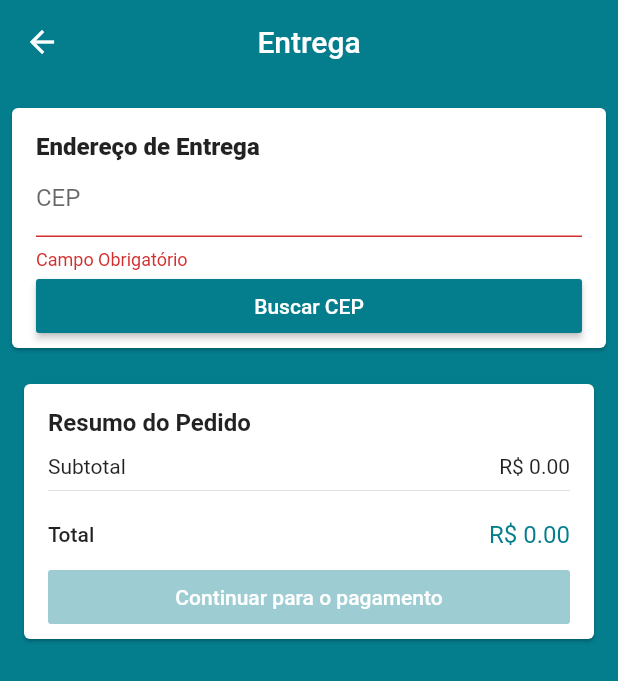
After one commit to kostiago/loja_online, a Flutter app: the AddressScreen screen opened by its route, after a tap on "Buscar CEP", on a phone screen of 412 x 824 dp. The commit adds this screen. Shown: the top 681 px of the screen. Run offline on Flutter 3.47's test engine with Material 2 defaults, Android fonts, the phone set to English and light mode, and no system bars; our stand-ins replace brasil_fields, carousel_pro, cloud_firestore, dio, firebase_auth, firebase_storage and 4 more; missing offline and left inert: alphabet_list_scroll_view; accounts and stored records are empty.

Commit message:
new cep classes!!

```diff
--- a/lib/common/custom_icon_buttom.dart
+++ b/lib/common/custom_icon_buttom.dart
@@ -3,11 +3,12 @@ import 'package:flutter/material.dart';
 
 class CustomIconButton extends StatelessWidget{
 
-  const CustomIconButton({this.iconData, this.color, this.onTap});
+  const CustomIconButton({this.iconData, this.color, this.onTap, this.size});
 
   final IconData iconData;
   final Color color;
   final VoidCallback onTap;
+  final double size;
 
   @override
   Widget build(BuildContext context) {
@@ -22,6 +23,7 @@ class CustomIconButton extends StatelessWidget{
             child: Icon(
               iconData,
               color: onTap != null ? color : Colors.grey[400],
+              size: size ?? 24,
             ),
           ),
         ),
--- a/lib/common/price_card.dart
+++ b/lib/common/price_card.dart
@@ -13,6 +13,8 @@ class PriceCard extends StatelessWidget {
   Widget build(BuildContext context) {
     final cartManager = context.watch<CartManager>();
     final productsPrice = cartManager.productsPrice;
+    final deliveryPrice = cartManager.deliveryPrice;
+    final totalPrice = cartManager.totalPrice;
 
     return Card(
       margin: const EdgeInsets.symmetric(horizontal: 16, vertical: 8),
@@ -37,10 +39,18 @@ class PriceCard extends StatelessWidget {
                 Text('R\$ ${productsPrice.toStringAsFixed(2)}')
               ],
             ),
-
-            //Frete Divider
             const Divider(),
-
+            if(deliveryPrice != null)
+              ...[
+                Row(
+                  mainAxisAlignment: MainAxisAlignment.spaceBetween,
+                  children: <Widget>[
+                    const Text('Entrega'),
+                    Text('R\$ ${deliveryPrice.toStringAsFixed(2)}')
+                  ],
+                ),
+                const Divider(),
+              ],
             const SizedBox(height: 12,),
             Row(
               mainAxisAlignment: MainAxisAlignment.spaceBetween,
@@ -49,7 +59,7 @@ class PriceCard extends StatelessWidget {
                   style: TextStyle(fontWeight: FontWeight.w500),
                 ),
                 Text(
-                  'R\$ ${productsPrice.toStringAsFixed(2)}',
+                  'R\$ ${totalPrice.toStringAsFixed(2)}',
                   style: TextStyle(
                     color: Theme.of(context).primaryColor,
                     fontSize: 16,
--- a/lib/main.dart
+++ b/lib/main.dart
@@ -5,6 +5,7 @@ import 'package:lojavirtual/models/home_manager.dart';
 import 'package:lojavirtual/models/product.dart';
 import 'package:lojavirtual/models/product_manager.dart';
 import 'package:lojavirtual/models/user_manager.dart';
+import 'package:lojavirtual/screens/adress/adress_screen.dart';
 import 'package:lojavirtual/screens/base/Product/product_screen.dart';
 import 'package:lojavirtual/screens/base/base_screen.dart';
 import 'package:lojavirtual/screens/base/cart/cart_screen.dart';
@@ -12,10 +13,13 @@ import 'package:lojavirtual/screens/base/login/login_screen.dart';
 import 'package:lojavirtual/screens/base/signup/signup_screen.dart';
 import 'package:lojavirtual/screens/edit_product/edit_product_screen.dart';
 import 'package:lojavirtual/screens/select_product/select_product_screen.dart';
+import 'package:lojavirtual/services/cepaberto_service.dart';
 import 'package:provider/provider.dart';
 
 void main() {
+
   runApp(MyApp());
+
 }
 class MyApp extends StatelessWidget {
   @override
@@ -82,6 +86,11 @@ class MyApp extends StatelessWidget {
                   builder: (_) => CartScreen()
               );
 
+            case '/address':
+              return MaterialPageRoute(
+                  builder: (_) => AddressScreen()
+              );
+
             case '/edit_product':
               return MaterialPageRoute(
                   builder: (_) => EditProductScreen(
--- /dev/null
+++ b/lib/models/address.dart
@@ -0,0 +1,43 @@
+class Address{
+
+  Address({this.street, this.number, this.complement, this.district,
+      this.zipCode, this.city, this.state, this.lat, this.long});
+
+  String street;
+  String number;
+  String complement;
+  String district;
+  String zipCode;
+  String city;
+  String state;
+
+  double lat;
+  double long;
+
+  Address.fromMap(Map<String,dynamic> map){
+    street = map['street'] as String;
+    number = map['number'] as String;
+    complement = map['complement'] as String;
+    district = map['district'] as String;
+    zipCode = map['zipCode'] as String;
+    city = map['city'] as String;
+    state = map['state'] as String;
+    lat = map['lat'] as double;
+    long = map['long'] as double;
+  }
+
+  Map<String, dynamic> toMap(){
+    return{
+      'street':street,
+      'number':number,
+      'complement':complement,
+      'district':district,
+      'zipCode':zipCode,
+      'city':city,
+      'state':state,
+      'lat':lat,
+      'long':long,
+    };
+  }
+
+}
--- /dev/null
+++ b/lib/screens/adress/adress_screen.dart
@@ -0,0 +1,33 @@
+import 'package:flutter/material.dart';
+import 'package:lojavirtual/common/price_card.dart';
+import 'package:lojavirtual/models/cart_manager.dart';
+import 'package:lojavirtual/screens/adress/components/address_card.dart';
+import 'package:provider/provider.dart';
+
+class  AddressScreen extends StatelessWidget {
+
+
+  @override
+  Widget build(BuildContext context) {
+    return Scaffold(
+      appBar: AppBar(
+        title: const Text('Entrega'),
+        centerTitle: true,
+      ),
+      body: ListView(
+        children: <Widget>[
+          AddressCard(),
+          Consumer<CartManager>(
+            builder: (_, cartManager, __){
+              return PriceCard(
+                buttonText: 'Continuar para o pagamento',
+                onPressed: cartManager.isAdressValid ? (){
+                } : null
+              );
+            },
+          ),
+        ],
+      ),
+    );
+  }
+}
--- /dev/null
+++ b/lib/screens/adress/components/address_card.dart
@@ -0,0 +1,41 @@
+import 'package:flutter/material.dart';
+import 'package:lojavirtual/models/address.dart';
+import 'package:lojavirtual/models/cart_manager.dart';
+import 'package:lojavirtual/screens/adress/components/address_input_field.dart';
+import 'package:lojavirtual/screens/adress/components/cep_input_field.dart';
+import 'package:provider/provider.dart';
+
+class  AddressCard extends StatelessWidget {
+
+  @override
+  Widget build(BuildContext context) {
+    return Card(
+      margin: const EdgeInsets.symmetric(vertical: 16, horizontal: 8),
+      child: Padding(
+        padding: const EdgeInsets.fromLTRB(16, 16, 16, 4),
+        child: Consumer<CartManager>(
+          builder: (_, cartManager,__){
+
+            final address = cartManager.address ?? Address();
+
+            return Form (
+              child: Column(
+                crossAxisAlignment: CrossAxisAlignment.start,
+                children: <Widget>[
+                  Text('Endereço de Entrega',
+                    style: TextStyle(
+                      fontWeight: FontWeight.w800,
+                      fontSize: 16,
+                    ),
+                  ),
+                  CepInputField(address),
+                  AddressInputField(address),
+                ],
+              ),
+            );
+          },
+        ),
+      ),
+    );
+  }
+}
--- /dev/null
+++ b/lib/screens/adress/components/address_input_field.dart
@@ -0,0 +1,173 @@
+import 'package:flutter/material.dart';
+import 'package:flutter/services.dart';
+import 'package:lojavirtual/models/address.dart';
+import 'package:lojavirtual/models/cart_manager.dart';
+import 'package:provider/provider.dart';
+
+class AddressInputField extends StatelessWidget {
+
+  const AddressInputField(this.address);
+
+  final Address address;
+
+  @override
+  Widget build(BuildContext context) {
+
+    final primaryColor = Theme.of(context).primaryColor;
+    final cartManager = context.watch<CartManager>();
+
+    String emptyValidator(String text) =>
+        text.isEmpty ? 'Campo Obrigatório' : null;
+
+    if(address.zipCode != null && cartManager.deliveryPrice == null)
+      return Column(
+        crossAxisAlignment: CrossAxisAlignment.stretch,
+        children: <Widget>[
+          TextFormField(
+            enabled: !cartManager.loading,
+            initialValue: address.street,
+            decoration: const InputDecoration(
+              isDense: true,
+              labelText: 'Rua/Avenida',
+              hintText: 'Av.Brasil',
+            ),
+            validator: emptyValidator,
+            onSaved: (t) => address.street = t,
+          ),
+
+          Row(
+            children: <Widget>[
+              Expanded(
+                child: TextFormField(
+                  enabled: !cartManager.loading,
+                  initialValue: address.number,
+                  decoration: const InputDecoration(
+                    isDense: true,
+                    labelText: 'número',
+                    hintText: '125',
+                  ),
+                  inputFormatters: [
+                    WhitelistingTextInputFormatter.digitsOnly,
+                  ],
+                  keyboardType: TextInputType.number,
+                  validator: emptyValidator,
+                  onSaved: (t) => address.number = t,
+                ),
+              ),
+              const SizedBox(
+                width: 16,
+              ),
+              Expanded(
+                child: TextFormField(
+                  enabled: !cartManager.loading,
+                  initialValue: address.complement,
+                  decoration: const InputDecoration(
+                    isDense: true,
+                    labelText: 'Complemento',
+                    hintText: 'Opcional',
+                  ),
+                  onSaved: (t) => address.complement = t,
+                ),
+              ),
+            ],
+          ),
+
+          TextFormField(
+            enabled: !cartManager.loading,
+            initialValue: address.district,
+            decoration: const InputDecoration(
+              isDense: true,
+              labelText: 'Bairro',
+              hintText: 'Limoeiro',
+            ),
+            validator: emptyValidator,
+            onSaved: (t) => address.district = t,
+          ),
+
+          Row(
+            children: <Widget>[
+              Expanded(
+                flex: 3,
+                child: TextFormField(
+                  enabled: false,
+                  initialValue: address.city,
+                  decoration: const InputDecoration(
+                    isDense: true,
+                    labelText: 'Cidade',
+                    hintText: 'Castanheira',
+                  ),
+                  validator: emptyValidator,
+                  onSaved: (t) => address.number = t,
+                ),
+              ),
+              const SizedBox(
+                width: 16,
+              ),
+              Expanded(
+                child: TextFormField(
+                  enabled: false,
+                  autocorrect: false,
+                  textCapitalization: TextCapitalization.characters,
+                  initialValue: address.state,
+                  decoration: const InputDecoration(
+                    isDense: true,
+                    labelText: 'UF',
+                    hintText: 'PB',
+                    counterText: '',
+                  ),
+                  maxLength: 2,
+                  validator: (e){
+                    if(e.isEmpty){
+                      return 'Campo Obrigatório';
+                    }
+                    else if (e.length != 2){
+                      return 'Inválido';
+                    }
+                    return null;
+                  },
+                  onSaved: (t) => address.state = t,
+                ),
+              ),
+            ],
+          ),
+          const SizedBox(height: 8,),
+          if(cartManager.loading)
+            LinearProgressIndicator(
+              valueColor: AlwaysStoppedAnimation(primaryColor),
+              backgroundColor: Colors.transparent,
+            ),
+          RaisedButton(
+            color: primaryColor,
+            disabledColor: primaryColor.withAlpha(100),
+            textColor: Colors.white,
+            onPressed:!cartManager.loading ? () async {
+              if(Form.of(context).validate()){
+                Form.of(context).save();
+                try{
+                  await context.read<CartManager>().setAddress(address);
+                }catch(e){
+                  Scaffold.of(context).showSnackBar(
+                    SnackBar(
+                      content: Text('$e'),
+                      backgroundColor: Colors.red,
+                    )
+                  );
+                }
+              }
+            }:null,
+            child: const Text('Calcular Frete'),
+          ),
+        ],
+      );
+    else if(address.zipCode != null)
+      return Padding(
+        padding: const EdgeInsets.only(bottom: 16),
+        child: Text(
+            '${address.street},${address.number}\n${address.district}\n'
+                '${address.city} - ${address.state}'
+        ),
+      );
+    else
+      return Container();
+  }
+}
--- /dev/null
+++ b/lib/screens/adress/components/cep_input_field.dart
@@ -0,0 +1,105 @@
+import 'package:brasil_fields/brasil_fields.dart';
+import 'package:flutter/material.dart';
+import 'package:flutter/services.dart';
+import 'package:lojavirtual/common/custom_icon_buttom.dart';
+import 'package:lojavirtual/models/address.dart';
+import 'package:lojavirtual/models/cart_manager.dart';
+import 'package:provider/provider.dart';
+
+class CepInputField extends StatefulWidget {
+
+  CepInputField(this.address);
+  final Address address;
+
+  @override
+  _CepInputFieldState createState() => _CepInputFieldState();
+}
+
+class _CepInputFieldState extends State<CepInputField> {
+  final cepController = TextEditingController();
+
+  @override
+  Widget build(BuildContext context) {
+    final cartManager = context.watch<CartManager>();
+    final primaryColor = Theme.of(context).primaryColor;
+
+    if(widget.address.zipCode == null)
+      return Column(
+        crossAxisAlignment: CrossAxisAlignment.stretch,
+        children: <Widget>[
+          TextFormField(
+            enabled: !cartManager.loading,
+            controller: cepController,
+            decoration: const InputDecoration(
+              isDense: true,
+              labelText: 'CEP',
+              hintText: '12.458-000',
+            ),
+            inputFormatters: [
+              WhitelistingTextInputFormatter.digitsOnly,
+              CepInputFormatter(
+              ),
+            ],
+            keyboardType: TextInputType.number,
+            validator: (cep){
+              if(cep.isEmpty)
+                return  'Campo Obrigatório';
+              else if(cep.length != 10)
+                return 'CEP Inválido';
+              return null;
+            },
+          ),
+          if(cartManager.loading)
+            LinearProgressIndicator(
+              valueColor: AlwaysStoppedAnimation(primaryColor),
+              backgroundColor: Colors.transparent,
+            ),
+          RaisedButton(
+            onPressed: !cartManager.loading ?() async{
+              if(Form.of(context).validate()){
+                try{
+                  await context.read<CartManager>().getAddress(cepController.text);
+                }catch(e){
+                  Scaffold.of(context).showSnackBar(
+                    SnackBar(
+                      content: Text('$e'),
+                      backgroundColor: Colors.red,
+                    )
+                  );
+                }
+              }
+            }:null,
+            textColor: Colors.white,
+            color: primaryColor,
+            disabledColor: primaryColor.withAlpha(100),
+            child: const Text('Buscar CEP'),
+          ),
+        ],
+      );
+    else
+      return Padding(
+        padding: const EdgeInsets.symmetric(vertical: 4),
+        child: Row(
+          children: <Widget>[
+            Expanded(
+              child: Text(
+                'CEP: ${widget.address.zipCode}',
+                style: TextStyle(
+                  color: primaryColor,
+                  fontWeight: FontWeight.w600,
+                ),
+              ),
+            ),
+            CustomIconButton(
+              iconData: Icons.edit,
+              color: primaryColor,
+              size: 20,
+              onTap: (){
+                context.read<CartManager>().removeAddress();
+              },
+            ),
+          ],
+        ),
+      );
+  }
+}
--- /dev/null
+++ b/lib/services/cepaberto_service.dart
@@ -0,0 +1,32 @@
+import 'dart:io';
+
+import 'package:dio/dio.dart';
+import 'package:lojavirtual/models/cepaberto_address.dart';
+
+const token = '963d06b454514c49d1f48572193ec96d';
+
+class CepAbertoService{
+
+  Future <CepAbertoAddress> getAddressFromCep(String cep) async{
+    final cleanCep = cep.replaceAll('.', '').replaceAll('-', '');
+    final endPoint = "https://www.cepaberto.com/api/v3/cep?cep=$cleanCep";
+
+    final Dio dio = Dio();
+
+    dio.options.headers[HttpHeaders.authorizationHeader] = 'Token token=$token';
+
+    try{
+      final response = await dio.get<Map<String, dynamic>>(endPoint);
+      if(response.data.isEmpty){
+        return Future.error('CEP Inválido');
+      }
+
+      final CepAbertoAddress address = CepAbertoAddress.fromMap(response.data);
+
+      return address;
+
+    } on DioError catch(e){
+      return Future.error('Erro ao buscar CEP');
+    }
+  }
+}
--- a/pubspec.yaml
+++ b/pubspec.yaml
@@ -41,6 +41,9 @@ dependencies:
   image_cropper: ^1.2.3
   uuid: ^2.0.4
   dcdg: ^2.0.1
+  dio: ^3.0.9
+  brasil_fields: ^0.1.0
+  geolocator: ^5.3.1
   http:
 
 dev_dependencies:
```
Also changed, not shown: lib/common/empty_card.dart (added, +37 -0 lines), lib/common/login_card.dart (added, +49 -0 lines), lib/models/cart_manager.dart (+101 -1 lines), lib/models/cepaberto_address.dart (added, +56 -0 lines), lib/models/user.dart (+13 -0 lines), lib/screens/base/base_screen.dart (+8 -1 lines), lib/screens/base/cart/cart_screen.dart (+12 -1 lines), pubspec.lock.
